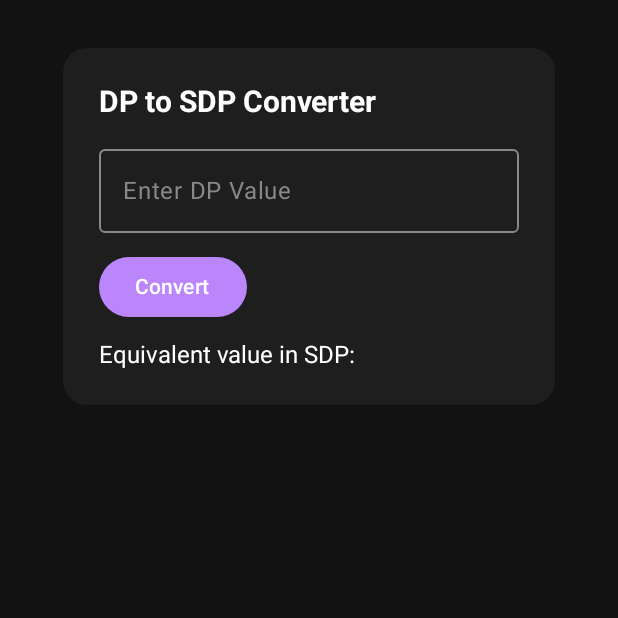
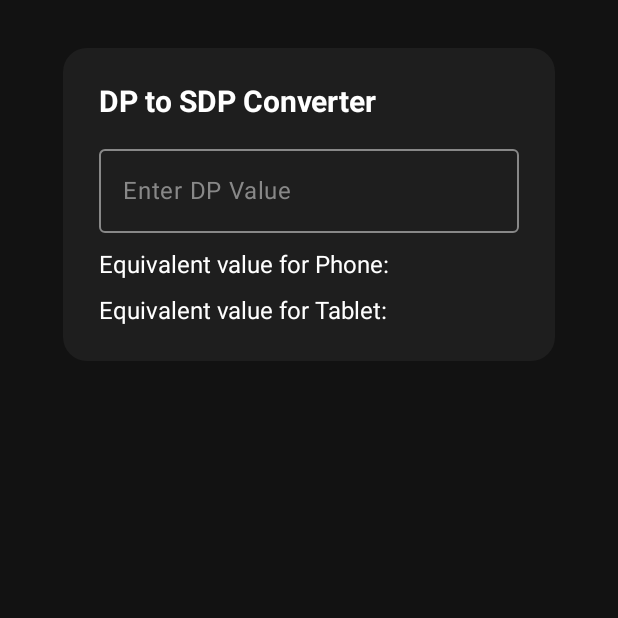
Before and after one commit to MehdiKouhbor/converter, an Android app built with Jetpack Compose: the screen it shows after launch (MainActivity), on a phone screen of 412 x 824 dp, the top half of it. Run offline under Robolectric (Android 15) with nearby library versions, the phone set to English and light mode, and no system bars.

Commit message:
update and add convert for tablet

```diff
--- a/app/src/main/java/com/example/converter/MainActivity.kt
+++ b/app/src/main/java/com/example/converter/MainActivity.kt
@@ -28,8 +28,10 @@ class MainActivity : ComponentActivity() {
 @Composable
 fun DarkThemeConverter() {
     var dpValue by remember { mutableStateOf("") }
-    var sdpValue by remember { mutableStateOf("") }
-    val conversionRatio = 0.833
+    var sdpPhoneValue by remember { mutableStateOf("") }
+    var sdpTabletValue by remember { mutableStateOf("") }
+    val conversionRatioPhone = 0.833
+    val conversionRatioTablet = 1.2
 
     Box(
         modifier = Modifier
@@ -56,7 +58,17 @@ fun DarkThemeConverter() {
 
                 OutlinedTextField(
                     value = dpValue,
-                    onValueChange = { dpValue = it },
+                    onValueChange = {
+                        dpValue = it
+                        val dpInput = it.toDoubleOrNull()
+                        if (dpInput != null) {
+                            sdpPhoneValue = (dpInput * conversionRatioPhone).toInt().toString()
+                            sdpTabletValue = (dpInput * conversionRatioTablet).toInt().toString()
+                        } else {
+                            sdpPhoneValue = ""
+                            sdpTabletValue = ""
+                        }
+                    },
                     label = { Text("Enter DP Value", color = Color.Gray) },
                     textStyle = LocalTextStyle.current.copy(color = Color.White),
                     colors = TextFieldDefaults.outlinedTextFieldColors(
@@ -65,22 +77,14 @@ fun DarkThemeConverter() {
                     )
                 )
 
-                Button(
-                    onClick = {
-                        val dpInput = dpValue.toDoubleOrNull()
-                        sdpValue = if (dpInput != null) {
-                            (dpInput * conversionRatio).toInt().toString()
-                        } else {
-                            "Invalid input"
-                        }
-                    },
-                    colors = ButtonDefaults.buttonColors(containerColor = Color(0xFFBB86FC))
-                ) {
-                    Text("Convert", color = Color.White)
-                }
+                Text(
+                    text = "Equivalent value for Phone: $sdpPhoneValue",
+                    fontSize = 16.sp,
+                    color = Color.White
+                )
 
                 Text(
-                    text = "Equivalent value in SDP: $sdpValue",
+                    text = "Equivalent value for Tablet: $sdpTabletValue",
                     fontSize = 16.sp,
                     color = Color.White
                 )
```
